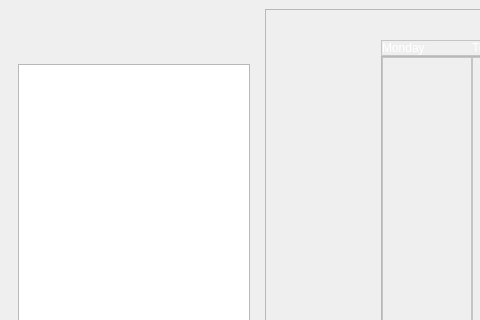
Above: calendar.ui from ZiggyOliver/TaskBucket before the change; both pictures show x 0 to 480 and y 0 to 320 of the 1137 by 681 pixel window. Below: the same form after it.
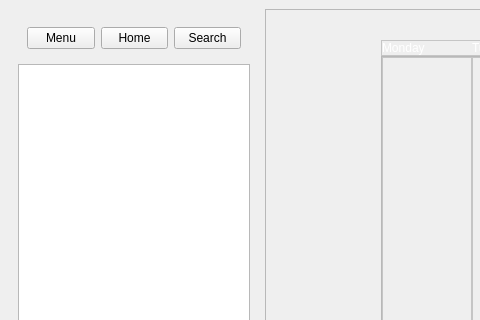
That is the form after the change.

```diff
--- a/calendar.ui
+++ b/calendar.ui
@@ -32,6 +32,29 @@
            <height>40</height>
           </size>
          </property>
+         <layout class="QHBoxLayout" name="horizontalLayout_3">
+          <item>
+           <widget class="QPushButton" name="pushButton_3">
+            <property name="text">
+             <string>Menu</string>
+            </property>
+           </widget>
+          </item>
+          <item>
+           <widget class="QPushButton" name="pushButton_2">
+            <property name="text">
+             <string>Home</string>
+            </property>
+           </widget>
+          </item>
+          <item>
+           <widget class="QPushButton" name="pushButton">
+            <property name="text">
+             <string>Search</string>
+            </property>
+           </widget>
+          </item>
+         </layout>
         </widget>
        </item>
        <item>
```
